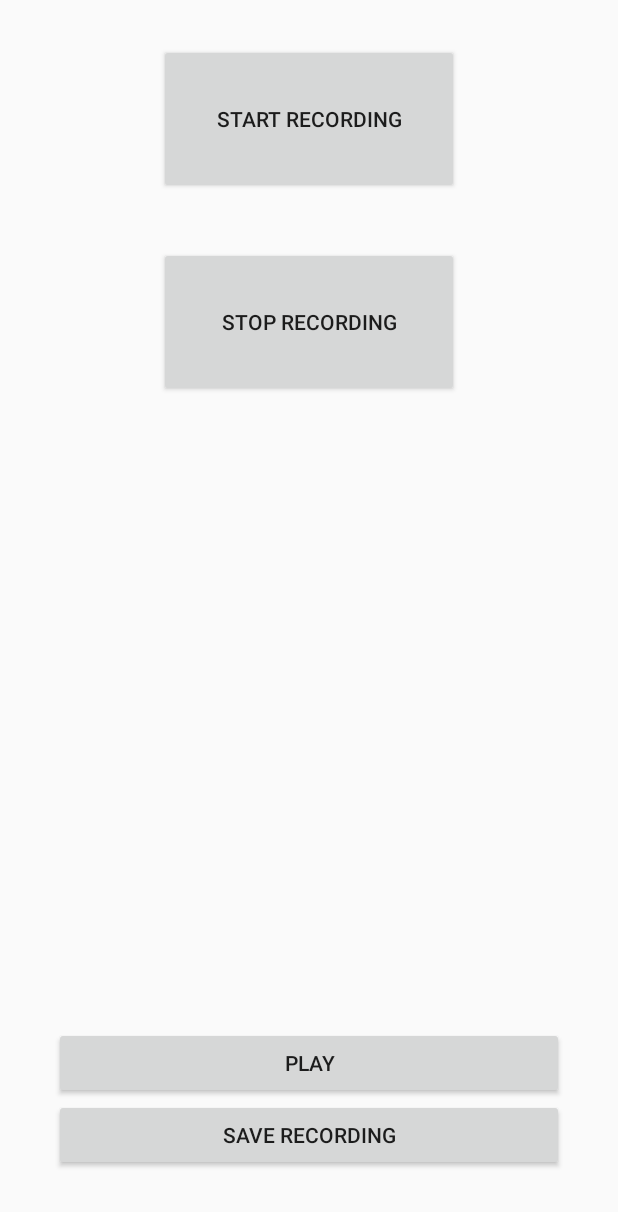
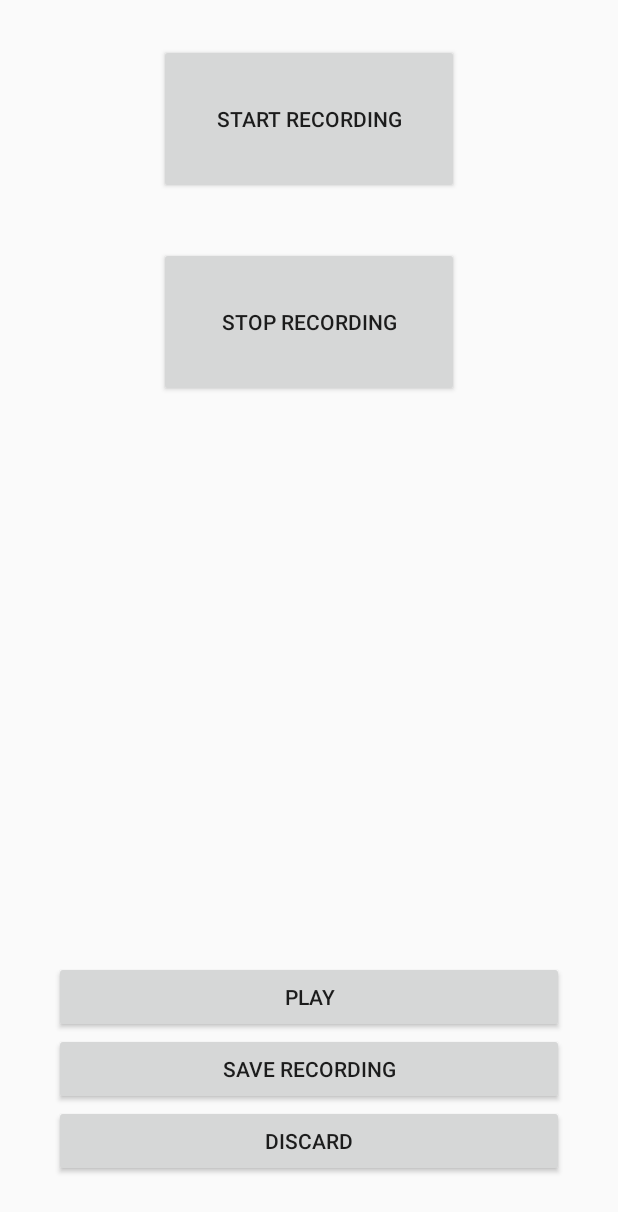
Before and after one commit to Jereakom/Project-Studies-3, an Android app: the layout make_sound_recording.xml on its own in the app's theme, with its tools: preview values and no code run, on a phone screen of 412 x 824 dp. Shown: the top 1212 px of the screen. Run offline under Robolectric (Android 15) with nearby library versions, the phone set to English and light mode, and no system bars.

Commit message:
Interface design complete

```diff
--- a/app/src/main/AndroidManifest.xml
+++ b/app/src/main/AndroidManifest.xml
@@ -28,7 +28,9 @@
             android:name=".getRingtones"
             android:label="Your Ringtones"
             android:theme="@style/AppTheme.NoActionBar" />
-    <activity android:name=".VibrationActivity"/>
+        <activity android:name=".VibrationActivity"/>
+        <activity android:name=".Sound_Recording"/>
+
         <activity android:name=".browsePackages"
             android:label="Sound Packages"
         />
--- a/app/src/main/java/group1/oamk/ringo/MainActivity.java
+++ b/app/src/main/java/group1/oamk/ringo/MainActivity.java
@@ -52,11 +52,13 @@ public class MainActivity extends AppCompatActivity {
 
     }
 
-
-
     public void goToPackages(View view) {
         startActivity(new Intent(MainActivity.this, browsePackages.class));
 
     }
+    public void go_to_recording(View view) {
+        startActivity(new Intent(MainActivity.this, Sound_Recording.class));
+
+    }
 
 }
--- /dev/null
+++ b/app/src/main/java/group1/oamk/ringo/Sound_Recording.java
@@ -0,0 +1,27 @@
+package group1.oamk.ringo;
+
+import android.content.Intent;
+import android.os.Bundle;
+import android.support.v7.app.AppCompatActivity;
+import android.view.View;
+import android.widget.Button;
+import android.widget.TextView;
+
+/**
+ * Created by sst_h on 11/21/2016.
+ */
+
+public class Sound_Recording extends AppCompatActivity {
+
+
+    @Override
+    protected void onCreate(Bundle savedInstanceState) {
+        super.onCreate(savedInstanceState);
+        setContentView(R.layout.make_sound_recording);
+
+    }
+    public void goToMain(View view) {
+        startActivity(new Intent(Sound_Recording.this, MainActivity.class));
+    }
+
+}
--- a/app/src/main/res/layout/activity_main.xml
+++ b/app/src/main/res/layout/activity_main.xml
@@ -43,6 +43,7 @@
         android:layout_alignParentLeft="true"
         android:layout_alignParentStart="true"
         android:layout_alignParentRight="true"
+        android:onClick="go_to_recording"
         android:layout_alignParentEnd="true" />
 
     <Button
--- a/app/src/main/res/layout/make_sound_recording.xml
+++ b/app/src/main/res/layout/make_sound_recording.xml
@@ -8,20 +8,11 @@
         android:layout_height="match_parent">
 
         <Button
-            android:text="Save Recording"
-            android:layout_width="340dp"
-            android:layout_height="wrap_content"
-            android:layout_alignParentBottom="true"
-            android:layout_centerHorizontal="true"
-            android:layout_marginBottom="43dp"
-            android:id="@+id/button12" />
-
-        <Button
             android:text="Start Recording"
             android:layout_width="200dp"
             android:layout_height="100dp"
             android:layout_marginTop="29dp"
-            android:id="@+id/button9"
+            android:id="@+id/start_button"
             android:layout_alignParentTop="true"
             android:layout_centerHorizontal="true" />
 
@@ -29,17 +20,38 @@
             android:text="Stop Recording"
             android:layout_width="200dp"
             android:layout_height="100dp"
-            android:id="@+id/button10"
-            android:layout_below="@+id/button9"
+            android:id="@+id/stop_button"
+            android:layout_below="@+id/start_button"
             android:layout_centerHorizontal="true"
             android:layout_marginTop="35dp" />
+
+        <Button
+            android:text="Save Recording"
+            android:layout_width="340dp"
+            android:layout_height="wrap_content"
+            android:id="@+id/save_button"
+            android:layout_marginBottom="87dp"
+            android:layout_alignParentBottom="true"
+            android:layout_centerHorizontal="true" />
 
         <Button
             android:text="Play"
             android:layout_width="340dp"
             android:layout_height="wrap_content"
-            android:id="@+id/button11"
-            android:layout_above="@+id/button12"
-            android:layout_centerHorizontal="true" />
+            android:id="@+id/play_button"
+            android:layout_above="@+id/save_button"
+            android:layout_alignLeft="@+id/save_button"
+            android:layout_alignStart="@+id/save_button" />
+
+        <Button
+            android:text="Discard"
+            android:layout_width="340dp"
+            android:layout_height="wrap_content"
+            android:layout_marginBottom="39dp"
+            android:id="@+id/discard_button"
+            android:onClick="goToMain"
+            android:layout_alignParentBottom="true"
+            android:layout_alignLeft="@+id/save_button"
+            android:layout_alignStart="@+id/save_button" />
     </RelativeLayout>
 </LinearLayout>
```
